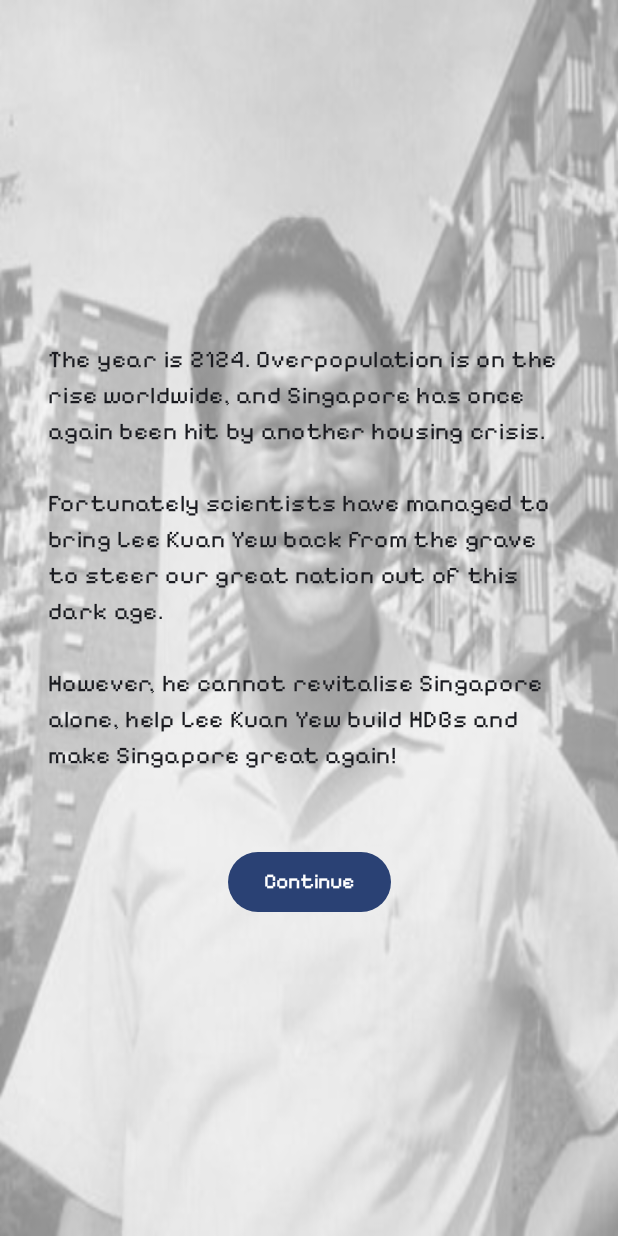
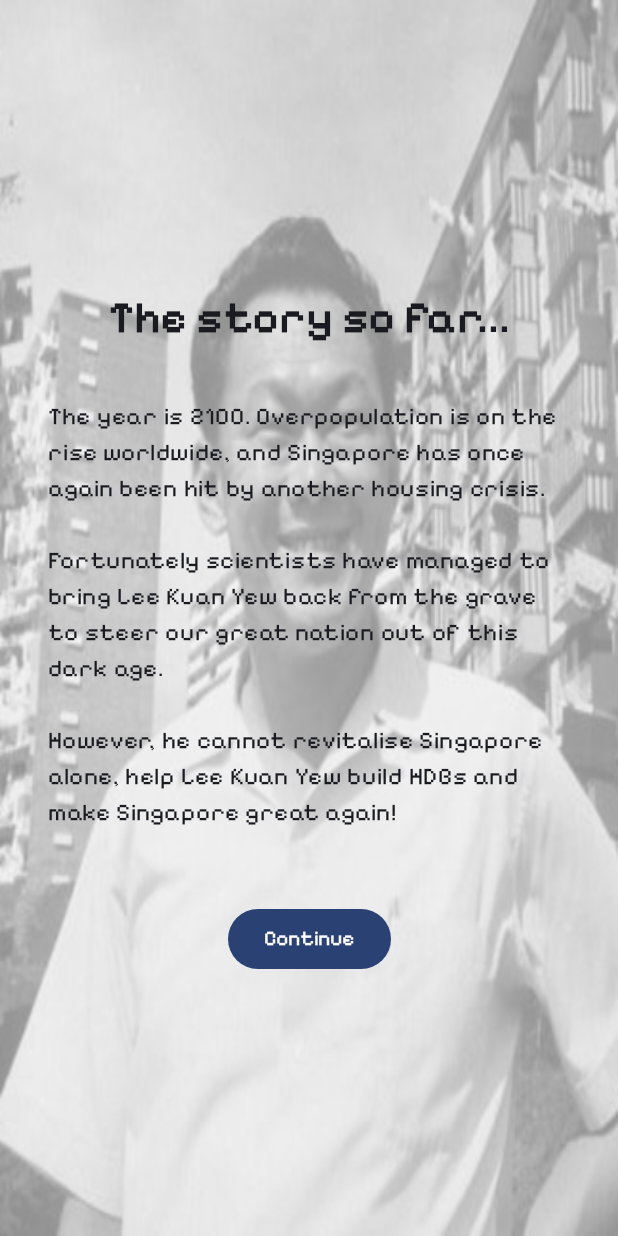
Before and after one commit to whitesquirrell/HDBuilder, an Android app built with Jetpack Compose: the BackgroundScreen screen opened through its navigation route, on a phone screen of 412 x 824 dp. Run offline under Robolectric (Android 15) with nearby library versions, the phone set to English and light mode, and no system bars.

Commit message:
Changed default submission name, added more flavor text

```diff
--- a/app/src/main/java/com/example/stacker/ui/screens/BackgroundScreen.kt
+++ b/app/src/main/java/com/example/stacker/ui/screens/BackgroundScreen.kt
@@ -12,7 +12,9 @@ import androidx.compose.ui.Modifier
 import androidx.compose.ui.graphics.Color
 import androidx.compose.ui.layout.ContentScale
 import androidx.compose.ui.res.painterResource
+import androidx.compose.ui.text.font.FontWeight
 import androidx.compose.ui.unit.dp
+import androidx.compose.ui.unit.sp
 import androidx.navigation.NavController
 import com.example.stacker.Screen
 import com.example.stacker.R
@@ -41,9 +43,17 @@ fun BackgroundScreen(navController: NavController) {
             verticalArrangement = Arrangement.Center,
             horizontalAlignment = Alignment.CenterHorizontally
         ) {
+            Text(
+                text = "The story so far...",
+                fontWeight = FontWeight.SemiBold,
+                fontSize = 30.sp,
+                style = MaterialTheme.typography.displaySmall,
+                modifier = Modifier.padding(16.dp)
+            )
+
             // Replace this text with your story paragraph
             Text(
-                text = "The year is 2124. Overpopulation is on the rise worldwide, and Singapore has once again been hit by another housing crisis. \n" +
+                text = "The year is 2100. Overpopulation is on the rise worldwide, and Singapore has once again been hit by another housing crisis. \n" +
                         "\n" +
                         "Fortunately scientists have managed to bring Lee Kuan Yew back from the grave to steer our great nation out of this dark age.\n" +
                         "\n" +
--- a/app/src/main/java/com/example/stacker/ui/screens/RecordScoreScreen.kt
+++ b/app/src/main/java/com/example/stacker/ui/screens/RecordScoreScreen.kt
@@ -35,7 +35,7 @@ fun RecordScoreScreen(navController: NavController, score: Int) {
     val backgroundColor = colorResource(
         id = R.color.background
     )
-    var text by remember { mutableStateOf("Kuan Yew") }
+    var text by remember { mutableStateOf("Anonymous") }
 
     Box(
         modifier = Modifier
```
